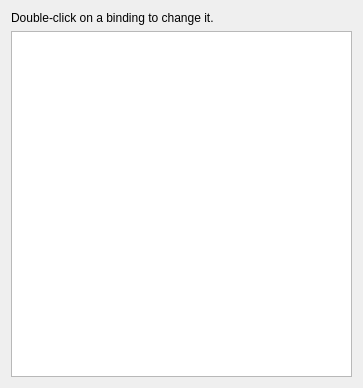
PabloMK7/citra, file src/citra_qt/configuration/configure_hotkeys.ui: the form before one commit.
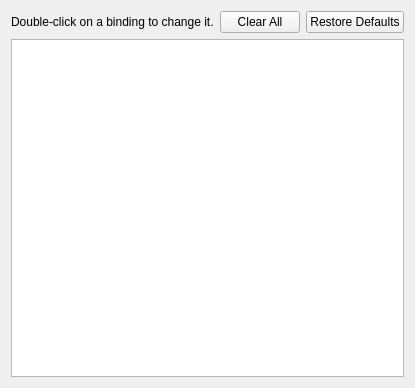
The form after the commit.

Commit message: citra_qt: Improvements to hotkeys and ui state management (#6224)

What changed in the file:
```diff
--- a/src/citra_qt/configuration/configure_hotkeys.ui
+++ b/src/citra_qt/configuration/configure_hotkeys.ui
@@ -15,7 +15,7 @@
   </property>
   <layout class="QVBoxLayout" name="verticalLayout">
    <item>
-    <layout class="QVBoxLayout" name="verticalLayout_2">
+    <layout class="QHBoxLayout" name="horizontalLayout">
      <item>
       <widget class="QLabel" name="label_2">
        <property name="text">
@@ -23,6 +23,37 @@
        </property>
       </widget>
      </item>
+     <item>
+      <spacer name="horizontalSpacer">
+       <property name="orientation">
+        <enum>Qt::Horizontal</enum>
+       </property>
+       <property name="sizeHint" stdset="0">
+        <size>
+         <width>40</width>
+         <height>20</height>
+        </size>
+       </property>
+      </spacer>
+     </item>
+     <item>
+      <widget class="QPushButton" name="button_clear_all">
+       <property name="text">
+        <string>Clear All</string>
+       </property>
+      </widget>
+     </item>
+     <item>
+      <widget class="QPushButton" name="button_restore_defaults">
+       <property name="text">
+        <string>Restore Defaults</string>
+       </property>
+      </widget>
+     </item>
+    </layout>
+   </item>
+   <item>
+    <layout class="QVBoxLayout" name="verticalLayout_2">
      <item>
       <widget class="QTreeView" name="hotkey_list">
        <property name="editTriggers">
```
The commit also changes 11 other files.
